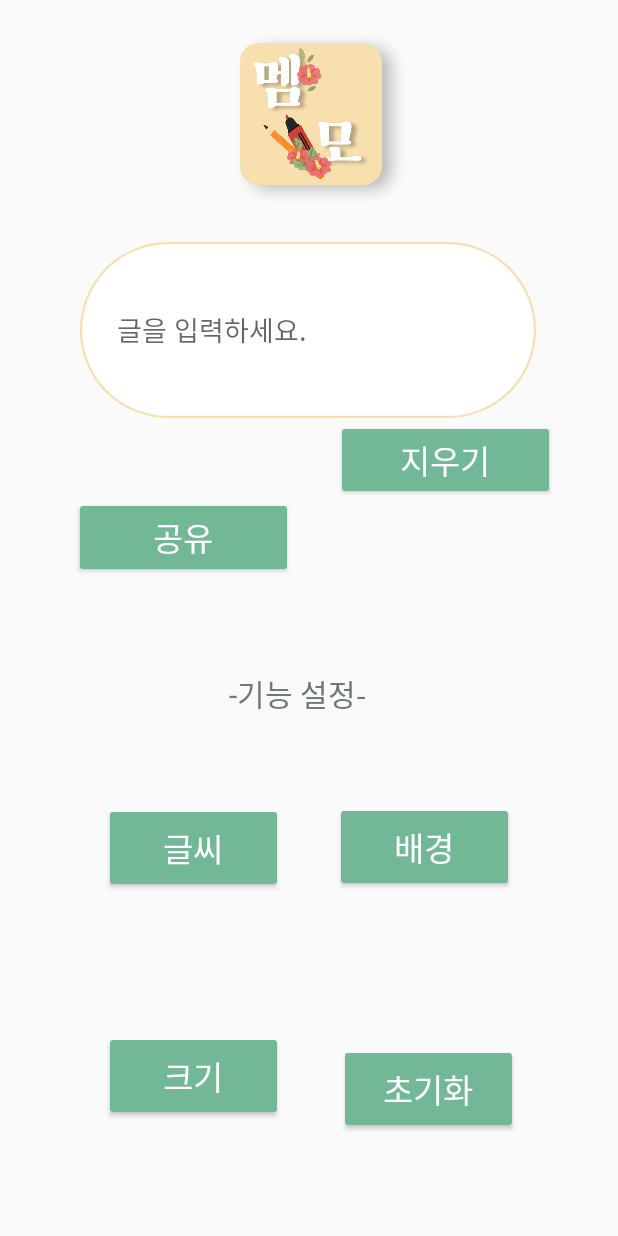
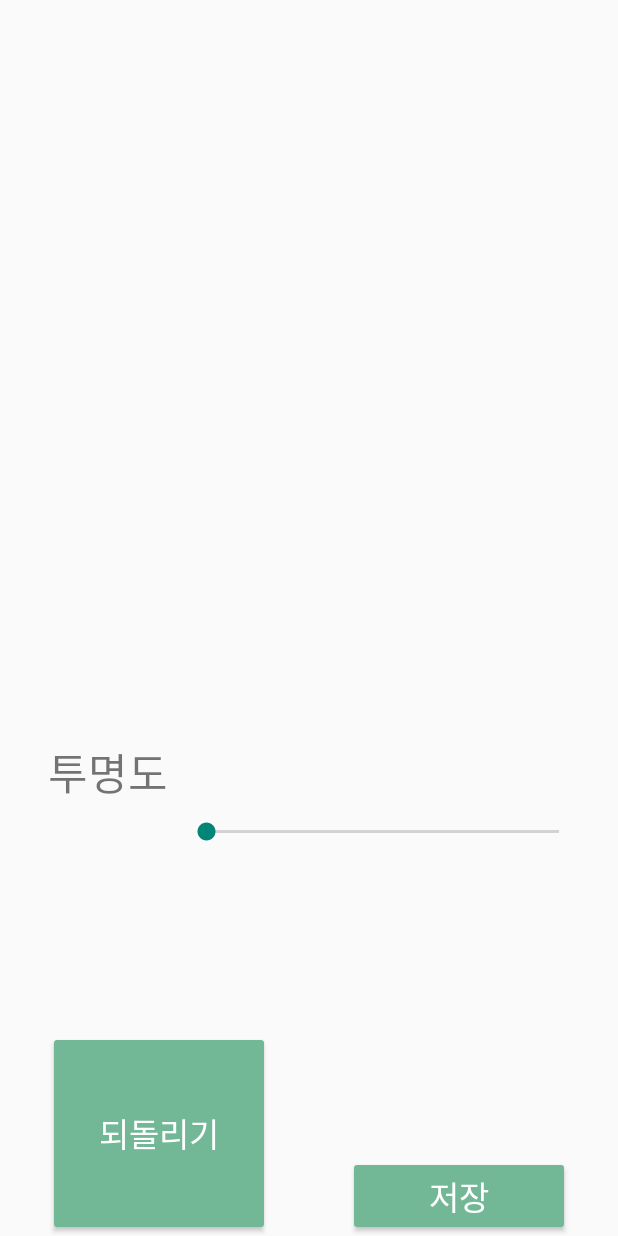
Before and after one commit to 2021-mentor-mentee/notepad, an Android app: the screen it shows after launch (MainActivity before the commit, Background after it), after a tap on "배경", on a phone screen of 412 x 824 dp. Run offline under Robolectric (Android 15) with nearby library versions, the phone set to English and light mode, and no system bars.

Commit message:
8.14 font_functions.xml : 저장, 되돌리기 글씨 색상변경 background_screen.xml :  저장, 되돌리기 버튼 생성,글씨 색상변경 TextView : "투명도" 글씨 추가 SeekBar : 투명도 조절바 추가

```diff
--- a/app/src/main/AndroidManifest.xml
+++ b/app/src/main/AndroidManifest.xml
@@ -20,7 +20,7 @@
             </intent-filter>
         </activity>
         <activity android:name=".font_functions"></activity>
-
+        <activity android:name=".Background"></activity>
     </application>
 
 </manifest>
--- a/app/src/main/java/com/example/notepad/Background.java
+++ b/app/src/main/java/com/example/notepad/Background.java
@@ -1,4 +1,14 @@
 package com.example.notepad;
 
-public class Background {
+import android.os.Bundle;
+import androidx.annotation.Nullable;
+import androidx.appcompat.app.AppCompatActivity;
+
+public class Background extends AppCompatActivity {
+
+    @Override
+    protected void onCreate(Bundle savedInstanceState) {
+        super.onCreate(savedInstanceState);
+        setContentView(R.layout.background_screen);
+    }
 }
--- a/app/src/main/java/com/example/notepad/MainActivity.java
+++ b/app/src/main/java/com/example/notepad/MainActivity.java
@@ -34,7 +34,7 @@ public class MainActivity extends AppCompatActivity {
         Textbox.setText(save);
 
 
-        //배경 버튼 화면 넘기기 기능 넣기 (오류남;)
+        //배경 버튼 화면 넘기기 기능 넣기
         Button background_bt = (Button)
         findViewById(R.id.background_bt);
         background_bt.setOnClickListener(new View.OnClickListener() {
--- a/app/src/main/res/drawable/memo_folder.xml
+++ b/app/src/main/res/drawable/memo_folder.xml
@@ -26,4 +26,6 @@
                     android:topRightRadius="100dp"/>
             </shape>
         </item>
+
+
     </layer-list>
--- a/app/src/main/res/layout/background_screen.xml
+++ b/app/src/main/res/layout/background_screen.xml
@@ -1,18 +1,68 @@
 <?xml version="1.0" encoding="utf-8"?>
 <androidx.constraintlayout.widget.ConstraintLayout xmlns:android="http://schemas.android.com/apk/res/android"
     xmlns:app="http://schemas.android.com/apk/res-auto"
+    xmlns:tools="http://schemas.android.com/tools"
     android:layout_width="match_parent"
     android:layout_height="match_parent">
 
     <TextView
         android:id="@+id/textView"
-        android:layout_width="202dp"
-        android:layout_height="286dp"
-        android:layout_marginStart="104dp"
-        android:layout_marginTop="172dp"
-        android:text="어라?"
+        android:layout_width="wrap_content"
+        android:layout_height="wrap_content"
+        android:layout_marginStart="32dp"
+        android:layout_marginTop="493dp"
+        android:layout_marginEnd="9dp"
+        android:layout_marginBottom="151dp"
+        android:text="투명도"
+        android:textSize="13pt"
+        app:layout_constraintBottom_toTopOf="@+id/Revert"
+        app:layout_constraintEnd_toStartOf="@+id/seekBar"
         app:layout_constraintStart_toStartOf="parent"
-        app:layout_constraintTop_toTopOf="parent"
-        android:textSize="50pt"/>
+        app:layout_constraintTop_toTopOf="parent" />
+
+    <SeekBar
+        android:id="@+id/seekBar"
+        android:layout_width="0dp"
+        android:layout_height="0dp"
+        android:layout_marginTop="452dp"
+        android:layout_marginEnd="23dp"
+        android:layout_marginBottom="113dp"
+        android:max="100"
+        android:progress="0"
+        app:layout_constraintBottom_toTopOf="@+id/Save"
+        app:layout_constraintEnd_toEndOf="parent"
+        app:layout_constraintStart_toEndOf="@+id/textView"
+        app:layout_constraintTop_toTopOf="parent" />
+
+
+    <Button
+        android:id="@+id/Revert"
+        android:layout_width="148dp"
+        android:layout_height="0dp"
+        android:layout_weight="100"
+        android:backgroundTint="#72B896"
+        android:text="되돌리기"
+        android:textColor="#FFFFFF"
+        android:textSize="10pt"
+        app:layout_constraintBottom_toBottomOf="parent"
+        app:layout_constraintEnd_toEndOf="parent"
+        app:layout_constraintHorizontal_bias="0.121"
+        app:layout_constraintStart_toStartOf="parent"
+        app:layout_constraintTop_toBottomOf="@+id/textView"
+        app:layout_constraintVertical_bias="1.0" />
+
+    <Button
+        android:id="@+id/Save"
+        android:layout_width="148dp"
+        android:layout_height="0dp"
+        android:layout_weight="100"
+        android:backgroundTint="#72B896"
+        android:text="저장"
+        android:textColor="#FFFFFF"
+        android:textSize="10pt"
+        app:layout_constraintBottom_toBottomOf="parent"
+        app:layout_constraintEnd_toEndOf="parent"
+        app:layout_constraintHorizontal_bias="0.878"
+        app:layout_constraintStart_toStartOf="parent" />
 
 </androidx.constraintlayout.widget.ConstraintLayout>
--- a/app/src/main/res/layout/font_functions.xml
+++ b/app/src/main/res/layout/font_functions.xml
@@ -82,6 +82,7 @@
         android:layout_height="46dp"
         android:layout_weight="100"
         android:backgroundTint="#72B896"
+        android:textColor="#FFFFFF"
         android:text="되돌리기"
         android:textSize="10pt"
         app:layout_constraintBottom_toBottomOf="parent"
@@ -97,6 +98,7 @@
         android:layout_height="46dp"
         android:layout_weight="100"
         android:backgroundTint="#72B896"
+        android:textColor="#FFFFFF"
         android:text="저장"
         android:textSize="10pt"
         app:layout_constraintBottom_toBottomOf="parent"
```
